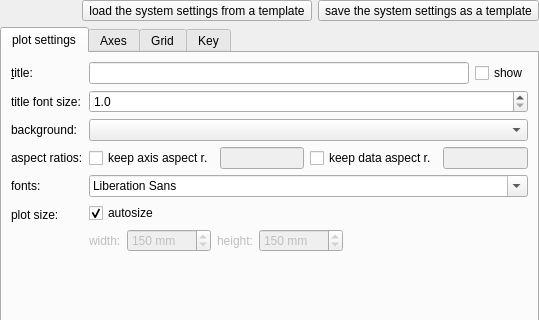
First picture: the form in plugins/table/qfrdrtableplotsettingswidget.ui, repository jkriege2/QuickFit3, before the edit; both pictures show x 0 to 539 and y 0 to 320 of the 539 by 534 pixel window.
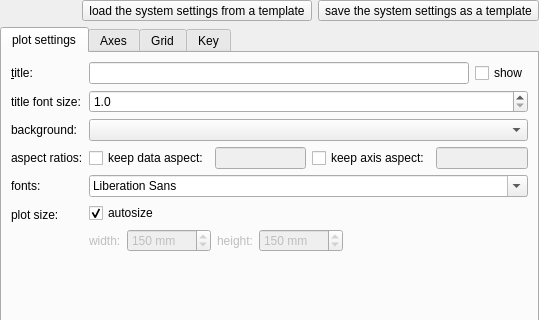
Second picture: the form after the edit. The open tabs and pages were chosen to show the change. Icons and pictures are not drawn. Custom widgets are drawn as their Qt base class.

What changed in the file:
```diff
--- a/plugins/table/qfrdrtableplotsettingswidget.ui
+++ b/plugins/table/qfrdrtableplotsettingswidget.ui
@@ -111,9 +111,9 @@
        <item row="3" column="1">
         <layout class="QHBoxLayout" name="horizontalLayout_5">
          <item>
-          <widget class="QCheckBox" name="chkKeepAxisAspect">
+          <widget class="QCheckBox" name="chkKeepDataAspect">
            <property name="text">
-            <string>keep axis aspect r.</string>
+            <string>keep data aspect:</string>
            </property>
           </widget>
          </item>
@@ -125,9 +125,9 @@
           </widget>
          </item>
          <item>
-          <widget class="QCheckBox" name="chkKeepDataAspect">
+          <widget class="QCheckBox" name="chkKeepAxisAspect">
            <property name="text">
-            <string>keep data aspect r.</string>
+            <string>keep axis aspect:</string>
            </property>
           </widget>
          </item>
```
Left out of the diff: 2 changed lines with no effect on the pictures.
